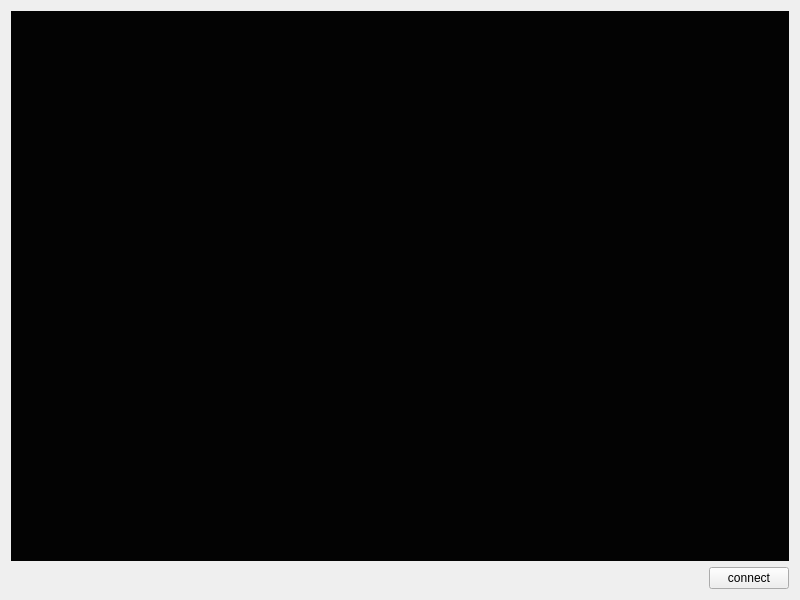
This is Qt/camer_other/widget.ui in leimonkale/samrt_car_project as Qt 5 draws it before an edit. The edited form follows.
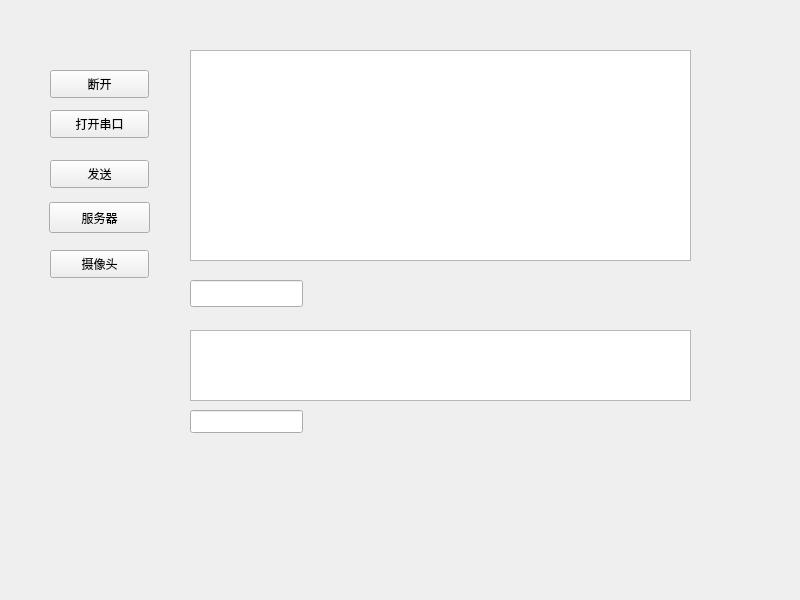
This is the edited form.

Diff of the .ui file:
```diff
--- a/Qt/camer_other/widget.ui
+++ b/Qt/camer_other/widget.ui
@@ -13,48 +13,122 @@
   <property name="windowTitle">
    <string>Widget</string>
   </property>
-  <layout class="QVBoxLayout" name="verticalLayout">
-   <item>
-    <widget class="QLabel" name="label">
-     <property name="sizePolicy">
-      <sizepolicy hsizetype="Preferred" vsizetype="Expanding">
-       <horstretch>0</horstretch>
-       <verstretch>0</verstretch>
-      </sizepolicy>
-     </property>
-     <property name="styleSheet">
-      <string notr="true">background-color: rgb(3, 3, 3);</string>
-     </property>
-     <property name="text">
-      <string/>
-     </property>
-    </widget>
-   </item>
-   <item>
-    <layout class="QHBoxLayout" name="horizontalLayout">
-     <item>
-      <spacer name="horizontalSpacer">
-       <property name="orientation">
-        <enum>Qt::Orientation::Horizontal</enum>
-       </property>
-       <property name="sizeHint" stdset="0">
-        <size>
-         <width>40</width>
-         <height>20</height>
-        </size>
-       </property>
-      </spacer>
-     </item>
-     <item>
-      <widget class="QPushButton" name="pushButton">
-       <property name="text">
-        <string>connect</string>
-       </property>
-      </widget>
-     </item>
-    </layout>
-   </item>
-  </layout>
+  <widget class="QPushButton" name="pushButton">
+   <property name="geometry">
+    <rect>
+     <x>50</x>
+     <y>110</y>
+     <width>99</width>
+     <height>28</height>
+    </rect>
+   </property>
+   <property name="text">
+    <string>打开串口</string>
+   </property>
+  </widget>
+  <widget class="QPushButton" name="pushButton_2">
+   <property name="geometry">
+    <rect>
+     <x>50</x>
+     <y>70</y>
+     <width>99</width>
+     <height>28</height>
+    </rect>
+   </property>
+   <property name="text">
+    <string>断开</string>
+   </property>
+  </widget>
+  <widget class="QTextEdit" name="textEdit">
+   <property name="geometry">
+    <rect>
+     <x>190</x>
+     <y>50</y>
+     <width>501</width>
+     <height>211</height>
+    </rect>
+   </property>
+  </widget>
+  <widget class="QLineEdit" name="lineEdit">
+   <property name="geometry">
+    <rect>
+     <x>190</x>
+     <y>280</y>
+     <width>113</width>
+     <height>27</height>
+    </rect>
+   </property>
+  </widget>
+  <widget class="QPushButton" name="pushButton_3">
+   <property name="geometry">
+    <rect>
+     <x>50</x>
+     <y>160</y>
+     <width>99</width>
+     <height>28</height>
+    </rect>
+   </property>
+   <property name="text">
+    <string>发送</string>
+   </property>
+  </widget>
+  <widget class="QTextEdit" name="textEdit_2">
+   <property name="geometry">
+    <rect>
+     <x>190</x>
+     <y>330</y>
+     <width>501</width>
+     <height>71</height>
+    </rect>
+   </property>
+  </widget>
+  <widget class="QLineEdit" name="lineEdit_2">
+   <property name="geometry">
+    <rect>
+     <x>190</x>
+     <y>410</y>
+     <width>113</width>
+     <height>23</height>
+    </rect>
+   </property>
+  </widget>
+  <widget class="QPushButton" name="pushButton_4">
+   <property name="geometry">
+    <rect>
+     <x>49</x>
+     <y>202</y>
+     <width>101</width>
+     <height>31</height>
+    </rect>
+   </property>
+   <property name="text">
+    <string>服务器</string>
+   </property>
+  </widget>
+  <widget class="QPushButton" name="pushButton_5">
+   <property name="geometry">
+    <rect>
+     <x>50</x>
+     <y>250</y>
+     <width>99</width>
+     <height>28</height>
+    </rect>
+   </property>
+   <property name="text">
+    <string>摄像头</string>
+   </property>
+  </widget>
+  <widget class="QWidget" name="verticalLayoutWidget">
+   <property name="geometry">
+    <rect>
+     <x>20</x>
+     <y>310</y>
+     <width>160</width>
+     <height>80</height>
+    </rect>
+   </property>
+   <layout class="QVBoxLayout" name="verticalLayout"/>
+  </widget>
  </widget>
  <resources/>
  <connections/>
```
